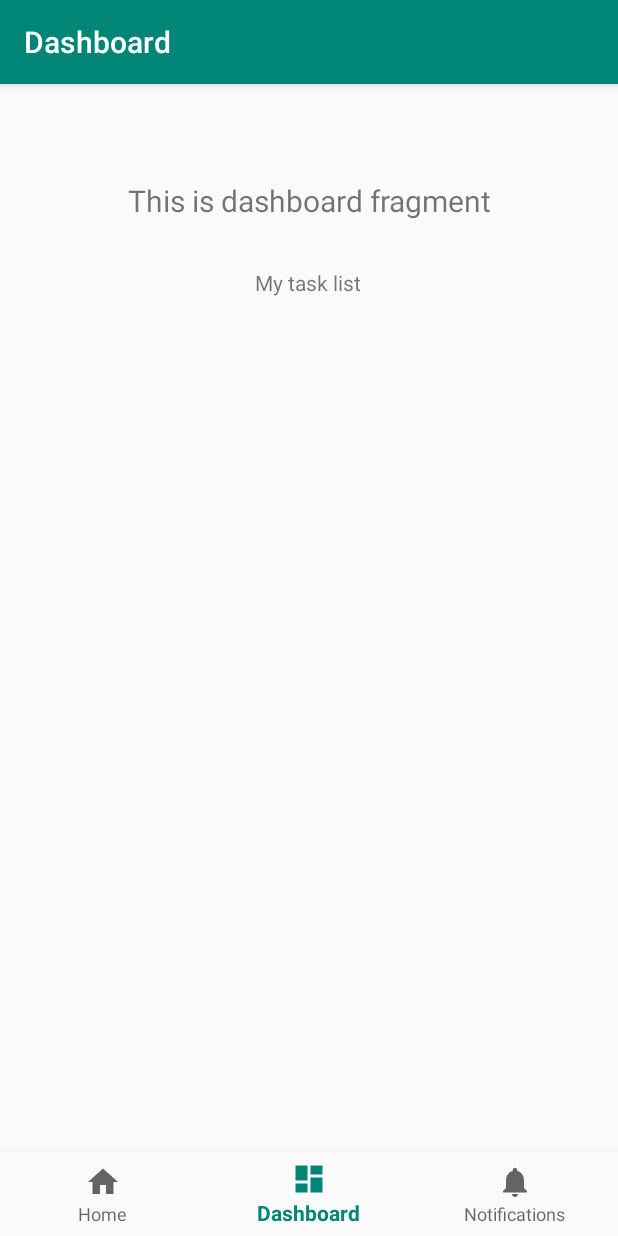
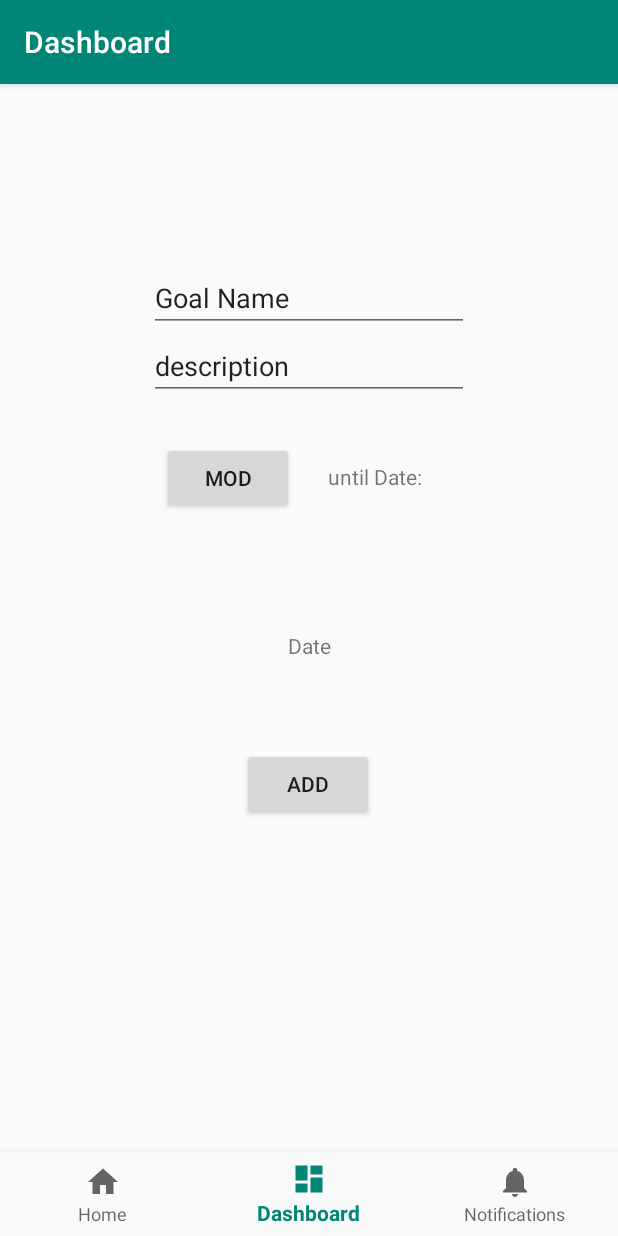
Before and after one commit to GBN18/your-potential, an Android app: the HomeFragment screen opened directly, with no data from a screen before it, item 2 of the bottom bar chosen, on a phone screen of 412 x 824 dp. Run offline under Robolectric (Android 15) with nearby library versions, the phone set to English and light mode, and no system bars; our stand-ins replace navigation-ui.

```diff
--- a/app/src/main/java/com/example/gavrielsappv1/MainActivity.java
+++ b/app/src/main/java/com/example/gavrielsappv1/MainActivity.java
@@ -33,6 +33,8 @@ public class MainActivity extends AppCompatActivity {
         passwords = new String[5];
         usernames[0] = "bruh";
         passwords[0] = "bruh";
+        usernames[1] = "";
+        passwords[1] = "";
 
         login.setOnClickListener(new View.OnClickListener() {
             @Override
--- /dev/null
+++ b/app/src/main/java/com/example/gavrielsappv1/ui/dashboard/AddGoalFragment.java
@@ -0,0 +1,98 @@
+package com.example.gavrielsappv1.ui.dashboard;
+
+import android.app.DatePickerDialog;
+import android.graphics.Color;
+import android.graphics.drawable.ColorDrawable;
+import android.os.Bundle;
+import android.view.LayoutInflater;
+import android.view.View;
+import android.view.ViewGroup;
+import android.widget.Button;
+import android.widget.DatePicker;
+import android.widget.EditText;
+import android.widget.TextView;
+
+import androidx.annotation.NonNull;
+import androidx.fragment.app.Fragment;
+import androidx.lifecycle.ViewModelProviders;
+
+import com.example.gavrielsappv1.R;
+
+import java.util.Calendar;
+
+public class AddGoalFragment extends Fragment {
+
+    private AddGoalViewModel addGoalViewModel;
+    EditText addName;
+    EditText addDescription;
+    Button modButton;
+    TextView TVMod;
+    TextView addDate;
+    DatePickerDialog.OnDateSetListener mDateSetListener;
+    int mods = 0;
+
+    public View onCreateView(@NonNull LayoutInflater inflater, ViewGroup container, Bundle savedInstanceState) {
+        addGoalViewModel = ViewModelProviders.of(this).get(AddGoalViewModel.class);
+        final View root = inflater.inflate(R.layout.fragment_add_goal, container, false);
+        addName = root.findViewById(R.id.addName);
+        addDescription = root.findViewById(R.id.addDescription);
+        modButton = root.findViewById(R.id.modButton);
+        TVMod = root.findViewById(R.id.TVMod);
+        addDate = root.findViewById(R.id.addDate);
+
+        setMod();
+
+        modButton.setOnClickListener(new View.OnClickListener() {
+            @Override
+            public void onClick(View v) {
+                if (mods < 2) {
+                    mods++;
+                    setMod();
+                } else {
+                    mods = 0;
+                    setMod();
+                }
+            }
+        });
+        addDate.setOnClickListener(new View.OnClickListener() {
+            @Override
+            public void onClick(View v) {
+                Calendar cal = Calendar.getInstance();
+                int year = cal.get(Calendar.YEAR);
+                int month = cal.get(Calendar.MONTH);
+                int day = cal.get(Calendar.DAY_OF_MONTH);
+
+                DatePickerDialog dialog = new DatePickerDialog(root.getContext(), android.R.style.Theme_Holo_Light_Dialog_MinWidth, mDateSetListener, year, month, day);
+                dialog.getWindow().setBackgroundDrawable(new ColorDrawable(Color.TRANSPARENT));
+                dialog.show();
+            }
+        });
+        mDateSetListener = new DatePickerDialog.OnDateSetListener() {
+            @Override
+            public void onDateSet(DatePicker datePicker, int year, int month, int day) {
+                month++;
+                String date = month + "/" + day + "/" + year;
+                addDate.setText(date);
+            }
+        };
+
+        return root;
+    }
+
+    private void setMod() {
+        switch (mods) {
+            case 0:
+                TVMod.setText("until Date:");
+                addDate.setVisibility(View.VISIBLE);
+                break;
+            case 1:
+                TVMod.setText("in Date:");
+                addDate.setVisibility(View.VISIBLE);
+                break;
+            case 2:
+                TVMod.setText("unlimited:");
+                addDate.setVisibility(View.INVISIBLE);
+                break;
+        }
+    }
+}
--- a/app/src/main/java/com/example/gavrielsappv1/ui/dashboard/DashboardViewModel.java
+++ b/app/src/main/java/com/example/gavrielsappv1/ui/dashboard/AddGoalViewModel.java
@@ -4,11 +4,11 @@ import androidx.lifecycle.LiveData;
 import androidx.lifecycle.MutableLiveData;
 import androidx.lifecycle.ViewModel;
 
-public class DashboardViewModel extends ViewModel {
+public class AddGoalViewModel extends ViewModel {
 
     private MutableLiveData<String> mText;
 
-    public DashboardViewModel() {
+    public AddGoalViewModel() {
         mText = new MutableLiveData<>();
         mText.setValue("This is dashboard fragment");
     }
--- a/app/src/main/java/com/example/gavrielsappv1/ui/dashboard/DashboardFragment.java
+++ /dev/null
@@ -1,35 +0,0 @@
-package com.example.gavrielsappv1.ui.dashboard;
-
-import android.os.Bundle;
-import android.view.LayoutInflater;
-import android.view.View;
-import android.view.ViewGroup;
-import android.widget.TextView;
-
-import androidx.annotation.Nullable;
-import androidx.annotation.NonNull;
-import androidx.fragment.app.Fragment;
-import androidx.lifecycle.Observer;
-import androidx.lifecycle.ViewModelProviders;
-
-import com.example.gavrielsappv1.R;
-
-public class DashboardFragment extends Fragment {
-
-    private DashboardViewModel dashboardViewModel;
-
-    public View onCreateView(@NonNull LayoutInflater inflater,
-                             ViewGroup container, Bundle savedInstanceState) {
-        dashboardViewModel =
-                ViewModelProviders.of(this).get(DashboardViewModel.class);
-        View root = inflater.inflate(R.layout.fragment_dashboard, container, false);
-        final TextView textView = root.findViewById(R.id.text_dashboard);
-        dashboardViewModel.getText().observe(this, new Observer<String>() {
-            @Override
-            public void onChanged(@Nullable String s) {
-                textView.setText(s);
-            }
-        });
-        return root;
-    }
-}
--- a/app/src/main/java/com/example/gavrielsappv1/ui/home/HomeFragment.java
+++ b/app/src/main/java/com/example/gavrielsappv1/ui/home/HomeFragment.java
@@ -28,7 +28,6 @@ public class HomeFragment extends Fragment {
     public View onCreateView(@NonNull LayoutInflater inflater, ViewGroup container, Bundle savedInstanceState) {
         homeViewModel = ViewModelProviders.of(this).get(HomeViewModel.class);
         View homeView = inflater.inflate(R.layout.fragment_home, container, false);
-        final TextView textView = homeView.findViewById(R.id.text_home);
 
         taskList.add(new Task("lol","XD"));
         taskList.add(new Task("lol2","XD"));
--- a/app/src/main/res/layout/activity_task_list.xml
+++ b/app/src/main/res/layout/activity_task_list.xml
@@ -33,15 +33,4 @@
         app:layout_constraintVertical_bias="0.0"
         app:navGraph="@navigation/mobile_navigation" />
 
-    <TextView
-        android:id="@+id/textView2"
-        android:layout_width="wrap_content"
-        android:layout_height="wrap_content"
-        android:text="My task list"
-        app:layout_constraintBottom_toBottomOf="parent"
-        app:layout_constraintEnd_toEndOf="parent"
-        app:layout_constraintHorizontal_bias="0.498"
-        app:layout_constraintStart_toStartOf="parent"
-        app:layout_constraintTop_toTopOf="@+id/nav_host_fragment"
-        app:layout_constraintVertical_bias="0.096" />
 </androidx.constraintlayout.widget.ConstraintLayout>
--- /dev/null
+++ b/app/src/main/res/layout/fragment_add_goal.xml
@@ -0,0 +1,74 @@
+<?xml version="1.0" encoding="utf-8"?>
+<androidx.constraintlayout.widget.ConstraintLayout xmlns:android="http://schemas.android.com/apk/res/android"
+    xmlns:app="http://schemas.android.com/apk/res-auto"
+    xmlns:tools="http://schemas.android.com/tools"
+    android:layout_width="match_parent"
+    android:layout_height="match_parent">
+
+    <Button
+        android:id="@+id/button2"
+        android:layout_width="wrap_content"
+        android:layout_height="wrap_content"
+        android:text="ADD"
+        app:layout_constraintBottom_toBottomOf="parent"
+        app:layout_constraintEnd_toEndOf="parent"
+        app:layout_constraintHorizontal_bias="0.498"
+        app:layout_constraintStart_toStartOf="parent"
+        app:layout_constraintTop_toBottomOf="@+id/addName" />
+
+    <EditText
+        android:id="@+id/addName"
+        android:layout_width="wrap_content"
+        android:layout_height="wrap_content"
+        android:layout_marginTop="64dp"
+        android:ems="10"
+        android:inputType="textPersonName"
+        android:text="Goal Name"
+        app:layout_constraintEnd_toEndOf="parent"
+        app:layout_constraintStart_toStartOf="parent"
+        app:layout_constraintTop_toTopOf="parent"
+        />
+
+    <EditText
+        android:id="@+id/addDescription"
+        android:layout_width="wrap_content"
+        android:layout_height="wrap_content"
+        android:ems="10"
+        android:inputType="textPersonName"
+        android:text="description"
+        app:layout_constraintEnd_toEndOf="parent"
+        app:layout_constraintStart_toStartOf="parent"
+        app:layout_constraintTop_toBottomOf="@+id/addName" />
+
+    <Button
+        android:id="@+id/modButton"
+        android:layout_width="wrap_content"
+        android:layout_height="wrap_content"
+        android:layout_marginStart="108dp"
+        android:layout_marginTop="28dp"
+        android:text="Mod"
+        app:layout_constraintStart_toStartOf="parent"
+        app:layout_constraintTop_toBottomOf="@+id/addDescription" />
+
+    <TextView
+        android:id="@+id/TVMod"
+        android:layout_width="wrap_content"
+        android:layout_height="wrap_content"
+        android:layout_marginTop="196dp"
+        android:text="TextView"
+        app:layout_constraintEnd_toEndOf="parent"
+        app:layout_constraintHorizontal_bias="0.147"
+        app:layout_constraintStart_toEndOf="@+id/modButton"
+        app:layout_constraintTop_toTopOf="parent" />
+
+    <TextView
+        android:id="@+id/addDate"
+        android:layout_width="wrap_content"
+        android:layout_height="wrap_content"
+        android:layout_marginBottom="384dp"
+        android:text="Date"
+        app:layout_constraintBottom_toBottomOf="parent"
+        app:layout_constraintEnd_toEndOf="parent"
+        app:layout_constraintStart_toStartOf="parent" />
+
+</androidx.constraintlayout.widget.ConstraintLayout>
--- a/app/src/main/res/layout/fragment_dashboard.xml
+++ /dev/null
@@ -1,19 +0,0 @@
-<?xml version="1.0" encoding="utf-8"?>
-<androidx.constraintlayout.widget.ConstraintLayout xmlns:android="http://schemas.android.com/apk/res/android"
-    xmlns:app="http://schemas.android.com/apk/res-auto"
-    android:layout_width="match_parent"
-    android:layout_height="match_parent">
-
-    <TextView
-        android:id="@+id/text_dashboard"
-        android:layout_width="match_parent"
-        android:layout_height="wrap_content"
-        android:layout_marginStart="8dp"
-        android:layout_marginTop="8dp"
-        android:layout_marginEnd="8dp"
-        android:textAlignment="center"
-        android:textSize="20sp"
-        app:layout_constraintEnd_toEndOf="parent"
-        app:layout_constraintStart_toStartOf="parent"
-        app:layout_constraintTop_toTopOf="parent" />
-</androidx.constraintlayout.widget.ConstraintLayout>
--- a/app/src/main/res/navigation/mobile_navigation.xml
+++ b/app/src/main/res/navigation/mobile_navigation.xml
@@ -13,9 +13,9 @@
 
     <fragment
         android:id="@+id/navigation_dashboard"
-        android:name="com.example.gavrielsappv1.ui.dashboard.DashboardFragment"
+        android:name="com.example.gavrielsappv1.ui.dashboard.AddGoalFragment"
         android:label="@string/title_dashboard"
-        tools:layout="@layout/fragment_dashboard" />
+        tools:layout="@layout/fragment_add_goal" />
 
     <fragment
         android:id="@+id/navigation_notifications"
```
